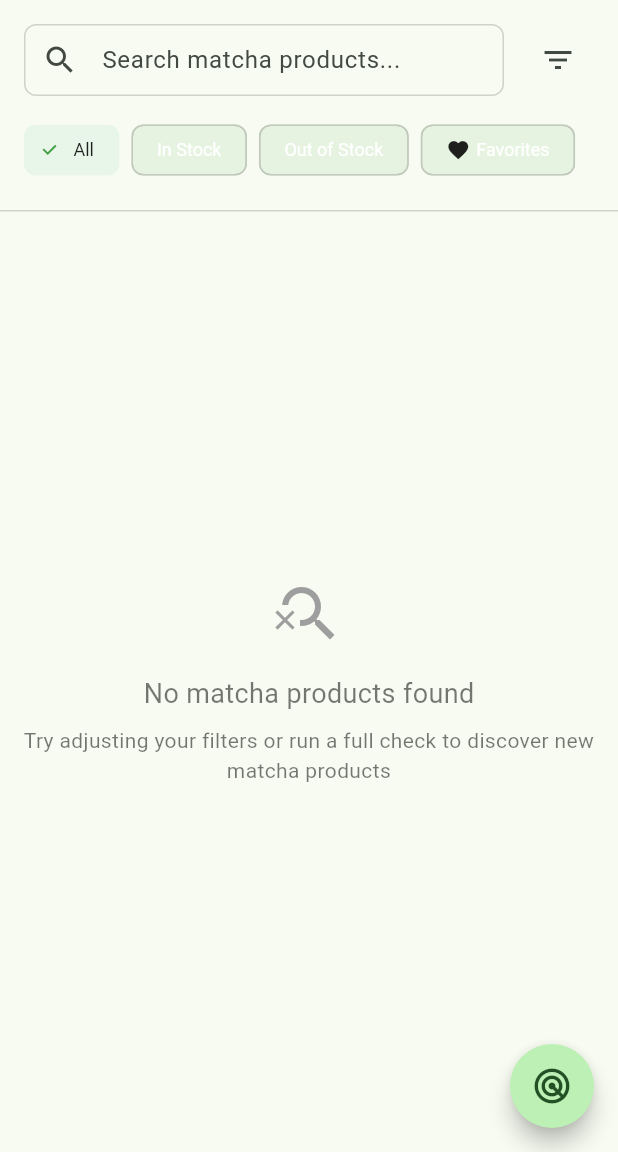
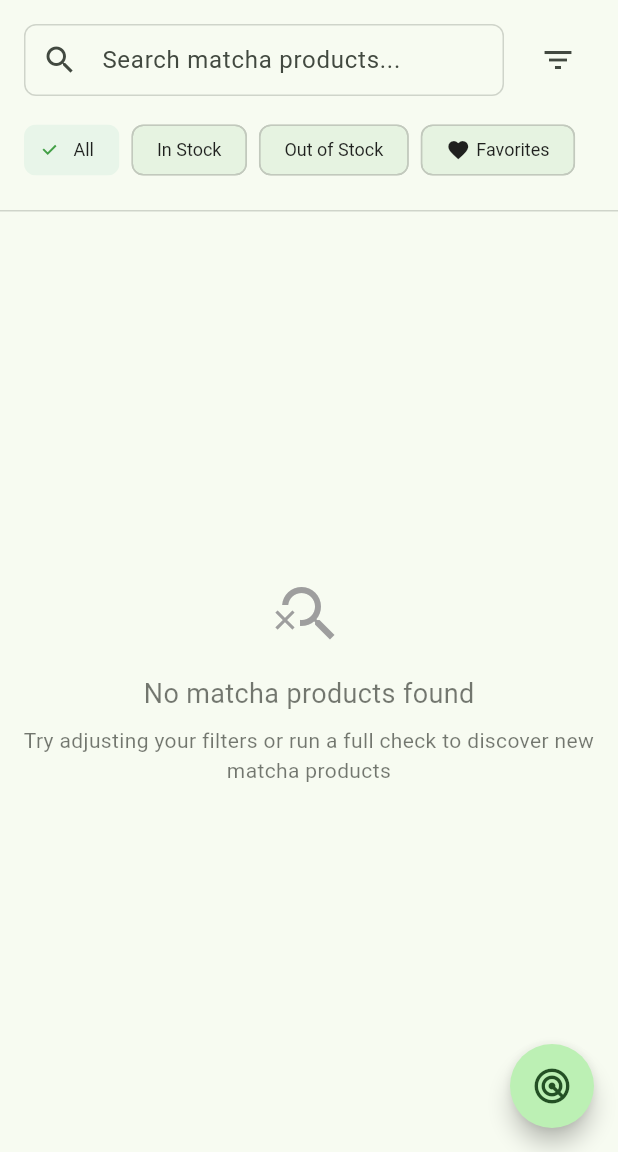
Before and after one commit to SirArchy/ZenRadar, a Flutter app: the screen it shows after launch, on a phone screen of 412 x 824 dp, the part 84-1236 px from its top. Run offline on Flutter 3.47's test engine with Material 3 defaults, Android fonts, the phone set to English and light mode, and no system bars; our stand-ins replace flutter_local_notifications, permission_handler, shared_preferences, sqflite; missing offline and left inert: flutter_background_service; accounts and stored records are empty.

Commit message:
small fixes

```diff
--- a/lib/screens/home_screen.dart
+++ b/lib/screens/home_screen.dart
@@ -363,7 +363,10 @@ class _HomeScreenState extends State<HomeScreen> with TickerProviderStateMixin {
                     const Text('Scanning Sites'),
                   ],
                 ),
-                content: Column(
+                content: SingleChildScrollView(
+                  child: ConstrainedBox(
+                    constraints: const BoxConstraints(maxWidth: 320),
+                    child: Column(
                       mainAxisSize: MainAxisSize.min,
                       crossAxisAlignment: CrossAxisAlignment.start,
                       children: [
@@ -374,6 +377,7 @@ class _HomeScreenState extends State<HomeScreen> with TickerProviderStateMixin {
                             color: Theme.of(context).colorScheme.primary,
                             fontSize: 14,
                           ),
+                          softWrap: true,
                         ),
                         const SizedBox(height: 12),
                         Text(
@@ -382,10 +386,17 @@ class _HomeScreenState extends State<HomeScreen> with TickerProviderStateMixin {
                             fontWeight: FontWeight.bold,
                             color: Theme.of(
                               context,
-                        ).colorScheme.onSurface.withValues(alpha: 0.6),
+                            ).colorScheme.onSurface.withAlpha(150),
                           ),
+                          softWrap: true,
                         ),
-                    Text(currentSite, style: const TextStyle(fontSize: 16)),
+                        Text(
+                          currentSite,
+                          style: const TextStyle(fontSize: 16),
+                          softWrap: true,
+                          overflow: TextOverflow.ellipsis,
+                          maxLines: 2,
+                        ),
                         const SizedBox(height: 12),
                         Text(
                           'Status:',
@@ -393,11 +404,20 @@ class _HomeScreenState extends State<HomeScreen> with TickerProviderStateMixin {
                             fontWeight: FontWeight.bold,
                             color: Theme.of(
                               context,
-                        ).colorScheme.onSurface.withValues(alpha: 0.6),
+                            ).colorScheme.onSurface.withAlpha(150),
+                          ),
+                          softWrap: true,
+                        ),
+                        Text(
+                          status,
+                          style: const TextStyle(fontSize: 14),
+                          softWrap: true,
+                          overflow: TextOverflow.ellipsis,
+                          maxLines: 3,
+                        ),
+                      ],
                     ),
                   ),
-                    Text(status, style: const TextStyle(fontSize: 14)),
-                  ],
                 ),
               );
             },
@@ -553,7 +573,9 @@ class _HomeScreenState extends State<HomeScreen> with TickerProviderStateMixin {
         color: Theme.of(context).colorScheme.surface,
         border: Border(
           bottom: BorderSide(
-            color: Theme.of(context).colorScheme.outline.withValues(alpha: 0.3),
+            color: Theme.of(
+              context,
+            ).colorScheme.outline.withAlpha((0.3 * 255).toInt()),
           ),
         ),
       ),
@@ -581,7 +603,7 @@ class _HomeScreenState extends State<HomeScreen> with TickerProviderStateMixin {
                       borderSide: BorderSide(
                         color: Theme.of(
                           context,
-                        ).colorScheme.outline.withValues(alpha: 0.3),
+                        ).colorScheme.outline.withAlpha((0.3 * 255).toInt()),
                       ),
                     ),
                     enabledBorder: OutlineInputBorder(
@@ -589,7 +611,7 @@ class _HomeScreenState extends State<HomeScreen> with TickerProviderStateMixin {
                       borderSide: BorderSide(
                         color: Theme.of(
                           context,
-                        ).colorScheme.outline.withValues(alpha: 0.3),
+                        ).colorScheme.outline.withAlpha((0.3 * 255).toInt()),
                       ),
                     ),
                     focusedBorder: OutlineInputBorder(
@@ -661,21 +683,13 @@ class _HomeScreenState extends State<HomeScreen> with TickerProviderStateMixin {
                 selectedColor:
                     Theme.of(context).brightness == Brightness.light
                         ? Colors.green.shade50
-                        : Colors.green.withOpacity(0.2),
+                        : Colors.green.withAlpha((0.2 * 255).toInt()),
                 checkmarkColor:
                     Theme.of(context).brightness == Brightness.light
                         ? Colors.green.shade600
                         : Colors.green,
                 labelStyle:
-                    Theme.of(context).brightness == Brightness.light &&
-                            (_filter.inStock == null &&
-                                (_filter.sites == null ||
-                                    _filter.sites!.isEmpty) &&
-                                _filter.category == null &&
-                                _filter.minPrice == null &&
-                                _filter.maxPrice == null &&
-                                (_filter.searchTerm == null ||
-                                    _filter.searchTerm!.isEmpty))
+                    Theme.of(context).brightness == Brightness.light
                         ? const TextStyle(color: Colors.black87)
                         : null,
               ),
@@ -700,14 +714,13 @@ class _HomeScreenState extends State<HomeScreen> with TickerProviderStateMixin {
                 selectedColor:
                     Theme.of(context).brightness == Brightness.light
                         ? Colors.green.shade50
-                        : Colors.green.withOpacity(0.2),
+                        : Colors.green.withAlpha((0.2 * 255).toInt()),
                 checkmarkColor:
                     Theme.of(context).brightness == Brightness.light
                         ? Colors.green.shade600
                         : Colors.green,
                 labelStyle:
-                    Theme.of(context).brightness == Brightness.light &&
-                            _filter.inStock == true
+                    Theme.of(context).brightness == Brightness.light
                         ? const TextStyle(color: Colors.black87)
                         : null,
               ),
@@ -732,14 +745,13 @@ class _HomeScreenState extends State<HomeScreen> with TickerProviderStateMixin {
                 selectedColor:
                     Theme.of(context).brightness == Brightness.light
                         ? Colors.red.shade50
-                        : Colors.red.withOpacity(0.2),
+                        : Colors.red.withAlpha((0.2 * 255).toInt()),
                 checkmarkColor:
                     Theme.of(context).brightness == Brightness.light
                         ? Colors.red.shade600
                         : Colors.red,
                 labelStyle:
-                    Theme.of(context).brightness == Brightness.light &&
-                            _filter.inStock == false
+                    Theme.of(context).brightness == Brightness.light
                         ? const TextStyle(color: Colors.black87)
                         : null,
               ),
@@ -776,14 +788,13 @@ class _HomeScreenState extends State<HomeScreen> with TickerProviderStateMixin {
                 selectedColor:
                     Theme.of(context).brightness == Brightness.light
                         ? Colors.red.shade50
-                        : Colors.red.withOpacity(0.2),
+                        : Colors.red.withAlpha((0.2 * 255).toInt()),
                 checkmarkColor:
                     Theme.of(context).brightness == Brightness.light
                         ? Colors.red.shade600
                         : Colors.red,
                 labelStyle:
-                    Theme.of(context).brightness == Brightness.light &&
-                            _filter.favoritesOnly
+                    Theme.of(context).brightness == Brightness.light
                         ? const TextStyle(color: Colors.black87)
                         : null,
               ),
@@ -812,7 +823,7 @@ class _HomeScreenState extends State<HomeScreen> with TickerProviderStateMixin {
                 fontSize: 18,
                 color: Theme.of(
                   context,
-                ).colorScheme.onSurface.withValues(alpha: 0.6),
+                ).colorScheme.onSurface.withAlpha((0.6 * 255).toInt()),
               ),
             ),
             const SizedBox(height: 8),
@@ -821,7 +832,7 @@ class _HomeScreenState extends State<HomeScreen> with TickerProviderStateMixin {
               style: TextStyle(
                 color: Theme.of(
                   context,
-                ).colorScheme.onSurface.withValues(alpha: 0.6),
+                ).colorScheme.onSurface.withAlpha((0.6 * 255).toInt()),
               ),
               textAlign: TextAlign.center,
             ),
```
Also changed, not shown: lib/debug_background_test.dart (added). Lines whose indentation alone changed are shown as unchanged.
